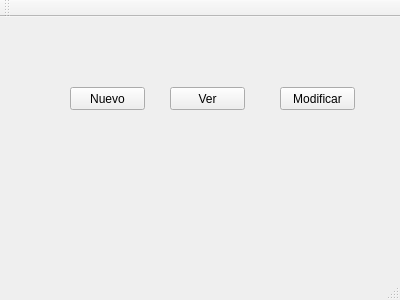
Old version of the form mainwindow.ui in the repository ragingdemon/DB_text.
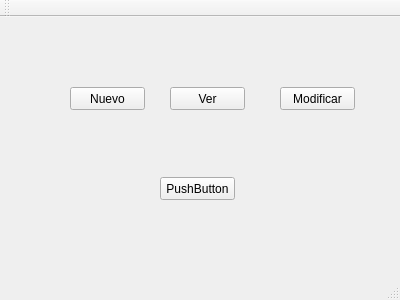
New version of the form.

```diff
--- a/mainwindow.ui
+++ b/mainwindow.ui
@@ -53,6 +53,19 @@
      <string>Modificar</string>
     </property>
    </widget>
+   <widget class="QPushButton" name="pushButton_4">
+    <property name="geometry">
+     <rect>
+      <x>160</x>
+      <y>160</y>
+      <width>75</width>
+      <height>23</height>
+     </rect>
+    </property>
+    <property name="text">
+     <string>PushButton</string>
+    </property>
+   </widget>
   </widget>
   <widget class="QMenuBar" name="menuBar">
    <property name="geometry">
```
